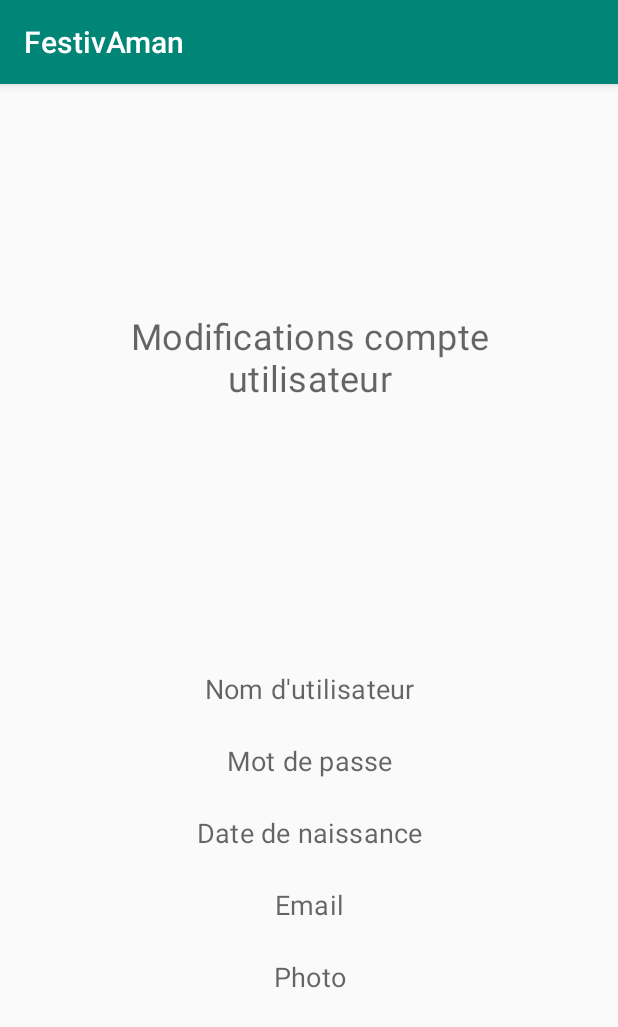
After one commit to TheRealPaco/Festiv-Aman, an Android app: the modif_userCount screen opened directly, with no data from a screen before it, on a phone screen of 412 x 824 dp. The commit adds this screen. Shown: the top 1027 px of the screen. Run offline under Robolectric (Android 15) with nearby library versions, the phone set to English and light mode, and no system bars.

Commit message:
nouevelles activitées

```diff
--- /dev/null
+++ b/app/src/main/java/com/s5/festivaman/modif_userCount.java
@@ -0,0 +1,13 @@
+package com.s5.festivaman;
+
+import android.support.v7.app.AppCompatActivity;
+import android.os.Bundle;
+
+public class modif_userCount extends AppCompatActivity {
+
+    @Override
+    protected void onCreate(Bundle savedInstanceState) {
+        super.onCreate(savedInstanceState);
+        setContentView(R.layout.activity_modif_user_count);
+    }
+}
--- /dev/null
+++ b/app/src/main/res/layout/activity_modif_user_count.xml
@@ -0,0 +1,85 @@
+<?xml version="1.0" encoding="utf-8"?>
+<android.support.constraint.ConstraintLayout xmlns:android="http://schemas.android.com/apk/res/android"
+    xmlns:app="http://schemas.android.com/apk/res-auto"
+    xmlns:tools="http://schemas.android.com/tools"
+    android:layout_width="match_parent"
+    android:layout_height="match_parent"
+    tools:context=".modif_userCount">
+
+    <TextView
+        android:id="@+id/textView"
+        android:layout_width="256dp"
+        android:layout_height="77dp"
+        android:layout_marginStart="16dp"
+        android:layout_marginTop="16dp"
+        android:layout_marginEnd="16dp"
+        android:layout_marginBottom="16dp"
+        android:text="@string/modif_count"
+        android:textAlignment="center"
+        android:textAppearance="@style/TextAppearance.MaterialComponents.Headline4"
+        android:textColorLink="@color/colorPrimary"
+        android:textSize="24sp"
+        app:layout_constraintBottom_toTopOf="@+id/linearLayout"
+        app:layout_constraintEnd_toEndOf="parent"
+        app:layout_constraintStart_toStartOf="parent"
+        app:layout_constraintTop_toTopOf="parent" />
+
+    <LinearLayout
+        android:id="@+id/linearLayout"
+        android:layout_width="255dp"
+        android:layout_height="323dp"
+        android:layout_marginStart="16dp"
+        android:layout_marginEnd="16dp"
+        android:layout_marginBottom="65dp"
+        android:orientation="vertical"
+        app:layout_constraintBottom_toBottomOf="parent"
+        app:layout_constraintEnd_toEndOf="parent"
+        app:layout_constraintStart_toStartOf="parent">
+
+        <Button
+            android:id="@+id/button5"
+            android:layout_width="match_parent"
+            android:layout_height="wrap_content"
+            android:background="@android:color/transparent"
+            android:text="@string/username"
+            android:textAppearance="@style/TextAppearance.MaterialComponents.Headline4"
+            android:textSize="18sp" />
+
+        <Button
+            android:id="@+id/button6"
+            android:layout_width="match_parent"
+            android:layout_height="wrap_content"
+            android:background="@android:color/transparent"
+            android:text="@string/password"
+            android:textAppearance="@style/TextAppearance.MaterialComponents.Headline4"
+            android:textSize="18sp" />
+
+        <Button
+            android:id="@+id/button7"
+            android:layout_width="match_parent"
+            android:layout_height="wrap_content"
+            android:background="@android:color/transparent"
+            android:text="@string/bitrthday_date"
+            android:textAppearance="@style/TextAppearance.MaterialComponents.Headline4"
+            android:textSize="18sp" />
+
+        <Button
+            android:id="@+id/button8"
+            android:layout_width="match_parent"
+            android:layout_height="wrap_content"
+            android:background="@android:color/transparent"
+            android:text="@string/prompt_email"
+            android:textAppearance="@style/TextAppearance.MaterialComponents.Headline4"
+            android:textSize="18sp" />
+
+        <Button
+            android:id="@+id/button9"
+            android:layout_width="match_parent"
+            android:layout_height="wrap_content"
+            android:background="@android:color/transparent"
+            android:text="@string/picture"
+            android:textAppearance="@style/TextAppearance.MaterialComponents.Headline4"
+            android:textSize="18sp" />
+    </LinearLayout>
+
+</android.support.constraint.ConstraintLayout>
--- a/app/src/main/res/layout/content_accueil.xml
+++ b/app/src/main/res/layout/content_accueil.xml
@@ -5,7 +5,6 @@
     android:layout_width="match_parent"
     android:layout_height="match_parent"
     app:layout_behavior="@string/appbar_scrolling_view_behavior"
-    tools:context=".accueil"
-    tools:showIn="@layout/app_bar_accueil">
+    tools:context=".accueil">
 
 </android.support.constraint.ConstraintLayout>
--- a/app/src/main/res/values/strings.xml
+++ b/app/src/main/res/values/strings.xml
@@ -31,4 +31,7 @@
     <string name="nouvel_utilisateur">Nouvel utilisateur</string>
     <string name="confirm_password">Confirmation du mot de passe</string>
     <string name="password_confirm">Confirmation mot de passe</string>
+    <string name="modif_count">Modifications compte utilisateur</string>
+    <string name="bitrthday_date">Date de naissance</string>
+    <string name="picture">Photo</string>
 </resources>
```
Also changed, not shown: app/src/main/AndroidManifest.xml (+3 -4 lines), app/src/main/java/com/s5/festivaman/LoginActivity.java (deleted, +0 -349 lines), app/src/main/java/com/s5/festivaman/MainActivity.java (+14 -0 lines), app/src/main/java/com/s5/festivaman/friends.java (added, +13 -0 lines), app/src/main/res/layout/activity_friends.xml (added, +70 -0 lines), app/src/main/res/layout/activity_main.xml (+23 -15 lines), app/src/main/res/layout/activity_new_user.xml (+14 -19 lines), app/src/main/res/layout/nav_header_accueil.xml (+4 -10 lines), app/src/main/res/drawable/logo.jpg (added).
